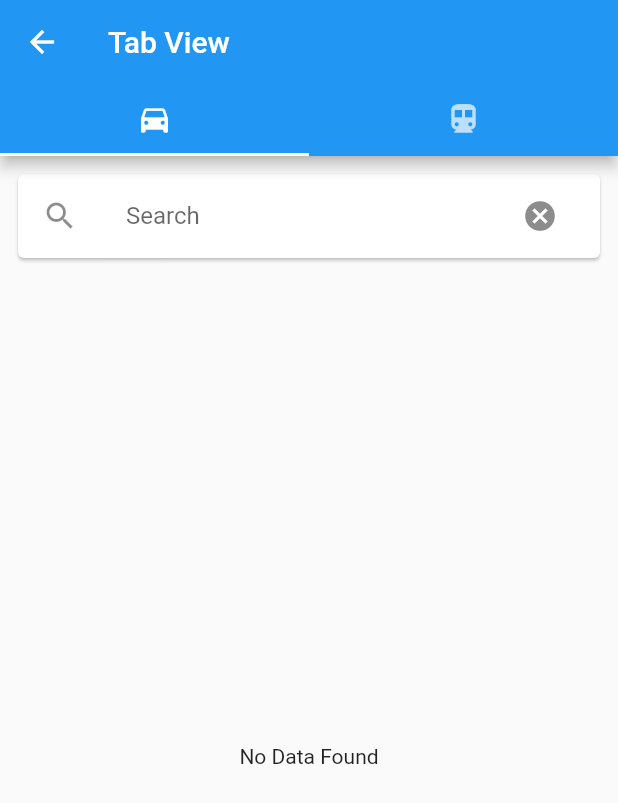
After one commit to arkkhanu/Flutter-Provider-API-Fetch, a Flutter app: the TabScreen screen opened by its route, after a tap on the "cancel" icon, on a phone screen of 412 x 824 dp. The commit adds this screen. Shown: the top 803 px of the screen. Run offline on Flutter 3.47's test engine with Material 2 defaults, Android fonts, the phone set to English and light mode, and no system bars; missing offline and left inert: dart:ffi; network calls fail.

Commit message:
Tab view and loading is added

```diff
--- a/lib/Screens/Login_Screen.dart
+++ b/lib/Screens/Login_Screen.dart
@@ -27,6 +27,11 @@ class _Login_ScreenState extends State<Login_Screen> {
               Navigator.pushNamed(context, Routes_Names.Dashboard2_Screen);
             },),
           ),
+          Center(
+            child: ElevatedButton(child: Text("TabScreen In"),onPressed: (){
+              Navigator.pushNamed(context, Routes_Names.TabScreen_Screen);
+            },),
+          ),
         ],
       ),
     ));
--- /dev/null
+++ b/lib/Screens/TabScreen.dart
@@ -0,0 +1,304 @@
+import 'dart:ffi';
+
+import 'package:flutter/material.dart';
+import 'package:flutter_api_fetch_provider/Screens/SearchWidget.dart';
+import 'package:flutter_api_fetch_provider/Services/TodoModal.dart';
+import 'package:flutter_api_fetch_provider/Services/Todo_Provider.dart';
+import 'package:provider/provider.dart';
+
+class TabScreen extends StatefulWidget {
+  @override
+  _TabScreenState createState() => _TabScreenState();
+}
+
+class _TabScreenState extends State<TabScreen> {
+  // ValueChanged<String> searchTodo;
+  List<TodoModal> _searchResult = [];
+  List<TodoModal> _searchResult2 = [];
+  TextEditingController controller = new TextEditingController();
+  TextEditingController controller2 = new TextEditingController();
+
+  // String _quryTodo = "";
+  Todo_Provider _todo_provider;
+
+  /*void searchTodo(String _qury) {
+    if (_todo_provider.getTodoModalList.length != 0) {
+      final newTodosList = _todo_provider.getTodoModalList.where((_todoElement) {
+        final title_1 = _todoElement.title.toLowerCase();
+        final title_2_search = _qury.toLowerCase();
+        return title_1.contains(title_2_search);
+      }).toList();
+      this._todo_provider.setSearchTodoList(newTodosList);
+      */ /*setState(() {
+       this._quryTodo = _qury;
+       this._todo_provider.getTodoModalList = newTodosList;
+     });*/ /*
+    }
+  }*/
+
+  @override
+  void initState() {
+    _todo_provider = Provider.of<Todo_Provider>(context, listen: false);
+    _todo_provider.setListTodoFromNetWork();
+    super.initState();
+  }
+
+  @override
+  Widget build(BuildContext context) {
+    return DefaultTabController(
+      length: 2,
+      child: Scaffold(
+        appBar: AppBar(
+          title: Text("Tab View"),
+          bottom: TabBar(
+            tabs: [
+              Tab(icon: Icon(Icons.directions_car)),
+              Tab(icon: Icon(Icons.directions_transit)),
+            ],
+          ),
+        ),
+        body: TabBarView(
+          children: [
+            Column(
+              children: [
+                buildSearchBox(),
+                Expanded(
+                    child:  Consumer<Todo_Provider>(
+                            builder: (context, _consumer_Todo, child) {
+                              if (_consumer_Todo.getIsLoading) {
+                                return Center(
+                                  child: CircularProgressIndicator(),
+                                );
+                              } else if (_consumer_Todo.getTodoModalList.length > 0) {
+                                return  _searchResult.length != 0 || controller.text.isNotEmpty?
+                                _buildSearchList()  : buildListViewBuilder(_consumer_Todo.getTodoModalList)
+                                  /*ListView.builder(
+                                  itemCount: _consumer_Todo.getTodoModalList.length,
+                                  itemBuilder: (context, index) => Card(
+                                    child: Container(
+                                      child: Column(
+                                        children: [
+                                          Row(
+                                            mainAxisAlignment: MainAxisAlignment.spaceBetween,
+                                            children: [
+                                              Flexible(flex: 1, fit: FlexFit.tight, child: Text("User ID: ")),
+                                              Flexible(flex: 1, fit: FlexFit.tight, child: Text(_consumer_Todo.getTodoModalList[index].userId)),
+                                            ],
+                                          ),
+                                          Row(
+                                            mainAxisAlignment: MainAxisAlignment.spaceBetween,
+                                            children: [
+                                              Flexible(flex: 1, fit: FlexFit.tight, child: Text("ID: ")),
+                                              Flexible(flex: 1, fit: FlexFit.tight, child: Text(_consumer_Todo.getTodoModalList[index].id)),
+                                            ],
+                                          ),
+                                          Row(
+                                            mainAxisAlignment: MainAxisAlignment.spaceBetween,
+                                            children: [
+                                              Flexible(flex: 1, fit: FlexFit.tight, child: Text("Title: ")),
+                                              Flexible(flex: 1, fit: FlexFit.tight, child: Text(_consumer_Todo.getTodoModalList[index].title)),
+                                            ],
+                                          ),
+                                          Row(
+                                            mainAxisAlignment: MainAxisAlignment.spaceBetween,
+                                            children: [
+                                              Flexible(flex: 1, fit: FlexFit.tight, child: Text("Completed: ")),
+                                              Flexible(
+                                                flex: 1,
+                                                fit: FlexFit.tight,
+                                                child: Text(
+                                                  _consumer_Todo.getTodoModalList[index].completed,
+                                                  style: TextStyle(
+                                                      color: _consumer_Todo.getTodoModalList[index].completed == "true" ? Colors.green : Colors.red),
+                                                ),
+                                              ),
+                                            ],
+                                          ),
+                                        ],
+                                      ),
+                                    ),
+                                  ),
+                                )*/;
+                              } else {
+                                return Center(
+                                    child: InkWell(
+                                        onTap: () {
+                                          _todo_provider.setListTodoFromNetWork();
+                                          _todo_provider.setIsLoading(true);
+                                        },
+                                        child: Text("No Data Found")));
+                              }
+                            },
+                          )
+                       ),
+              ],
+            ),
+            Column(
+              children: [
+                buildSearchBox2(),
+                Expanded(
+                    child:  Consumer<Todo_Provider>(
+                            builder: (context, _consumer_Todo, child) {
+                              if (_consumer_Todo.getIsLoading) {
+                                return Center(
+                                  child: CircularProgressIndicator(),
+                                );
+                              } else if (_consumer_Todo.getTodoModalList.length > 0) {
+                                return _searchResult2.length != 0 || controller2.text.isNotEmpty?
+                                _buildSearchList2()  : buildListViewBuilder(_consumer_Todo.getTodoModalList);
+
+                              } else {
+                                return Center(
+                                    child: InkWell(
+                                        onTap: () {
+                                          _todo_provider.setListTodoFromNetWork();
+                                          _todo_provider.setIsLoading(true);
+                                        },
+                                        child: Text("No Data Found")));
+                              }
+                            },
+                          )
+                        ),
+              ],
+            ),
+          ],
+        ),
+        // resizeToAvoidBottomInset: true,
+      ),
+    );
+  }
+
+  Widget _buildSearchList() {
+    return buildListViewBuilder(_searchResult);
+  }
+  Widget _buildSearchList2() {
+    return buildListViewBuilder(_searchResult2);
+  }
+
+  Widget buildListViewBuilder(List<TodoModal> _listModel) {
+    return ListView.builder(
+      itemCount: _listModel.length,
+      itemBuilder: (context, index) => Card(
+        child: Container(
+          child: Column(
+            children: [
+              Row(
+                mainAxisAlignment: MainAxisAlignment.spaceBetween,
+                children: [
+                  Flexible(flex: 1, fit: FlexFit.tight, child: Text("User ID: ")),
+                  Flexible(flex: 1, fit: FlexFit.tight, child: Text(_listModel[index].userId)),
+                ],
+              ),
+              Row(
+                mainAxisAlignment: MainAxisAlignment.spaceBetween,
+                children: [
+                  Flexible(flex: 1, fit: FlexFit.tight, child: Text("ID: ")),
+                  Flexible(flex: 1, fit: FlexFit.tight, child: Text(_listModel[index].id)),
+                ],
+              ),
+              Row(
+                mainAxisAlignment: MainAxisAlignment.spaceBetween,
+                children: [
+                  Flexible(flex: 1, fit: FlexFit.tight, child: Text("Title: ")),
+                  Flexible(flex: 1, fit: FlexFit.tight, child: Text(_listModel[index].title)),
+                ],
+              ),
+              Row(
+                mainAxisAlignment: MainAxisAlignment.spaceBetween,
+                children: [
+                  Flexible(flex: 1, fit: FlexFit.tight, child: Text("Completed: ")),
+                  Flexible(
+                    flex: 1,
+                    fit: FlexFit.tight,
+                    child: Text(
+                      _listModel[index].completed,
+                      style: TextStyle(color: _listModel[index].completed == "true" ? Colors.green : Colors.red),
+                    ),
+                  ),
+                ],
+              ),
+            ],
+          ),
+        ),
+      ),
+    );
+  }
+
+  Widget buildSearchBox() {
+    return Padding(
+      padding: const EdgeInsets.all(8.0),
+      child: new Card(
+        child: new ListTile(
+          leading: new Icon(Icons.search),
+          title: new TextField(
+            controller: controller,
+            decoration: new InputDecoration(hintText: 'Search', border: InputBorder.none),
+            onChanged: onSearchTextChanged,
+          ),
+          trailing: new IconButton(
+            icon: new Icon(Icons.cancel),
+            onPressed: () {
+              controller.clear();
+              onSearchTextChanged('');
+            },
+          ),
+        ),
+      ),
+    );
+  }
+  Widget buildSearchBox2() {
+    return Padding(
+      padding: const EdgeInsets.all(8.0),
+      child: new Card(
+        child: new ListTile(
+          leading: new Icon(Icons.search),
+          title: new TextField(
+            controller: controller2,
+            decoration: new InputDecoration(hintText: 'Search', border: InputBorder.none),
+            onChanged: onSearchTextChanged2,
+          ),
+          trailing: new IconButton(
+            icon: new Icon(Icons.cancel),
+            onPressed: () {
+              controller2.clear();
+              onSearchTextChanged2('');
+            },
+          ),
+        ),
+      ),
+    );
+  }
+
+
+ void onSearchTextChanged(String text) async {
+    _searchResult.clear();
+    if (text.isEmpty) {
+      setState(() {});
+      return;
+    }
+    if (_todo_provider.getTodoModalList.isNotEmpty) {
+      _todo_provider.getTodoModalList.forEach((userDetail) {
+        if (userDetail.title.toLowerCase().contains(text.toLowerCase()) || userDetail.id.contains(text)) {
+          _searchResult.add(userDetail);
+        }
+      });
+      setState(() {});
+    }
+  }
+
+ void onSearchTextChanged2(String text) async {
+    _searchResult2.clear();
+    if (text.isEmpty) {
+      setState(() {});
+      return;
+    }
+    if (_todo_provider.getTodoModalList.isNotEmpty) {
+      _todo_provider.getTodoModalList.forEach((userDetail) {
+        if (userDetail.title.toLowerCase().contains(text.toLowerCase()) || userDetail.id.contains(text)) {
+          _searchResult2.add(userDetail);
+        }
+      });
+      setState(() {});
+    }
+  }
+}
--- a/lib/Services/Routes_Names.dart
+++ b/lib/Services/Routes_Names.dart
@@ -4,4 +4,5 @@ class Routes_Names{
   static String Login_Screen = "/Login_Screen";
   static String Dashboard1_Screen = "/Dashboard1_Screen";
   static String Dashboard2_Screen = "/Dashboard2_Screen";
+  static String TabScreen_Screen = "/TabScreen_Screen";
 }
--- a/lib/Services/Todo_Provider.dart
+++ b/lib/Services/Todo_Provider.dart
@@ -5,43 +5,15 @@ import 'package:flutter_api_fetch_provider/Services/API_Fetch.dart';
 import 'package:flutter_api_fetch_provider/Services/TodoModal.dart';
 
 class Todo_Provider with ChangeNotifier {
-  /*TodoModal _todoModal;
 
-  TodoModal get getTodoModal => _todoModal;
+  bool _isLoading = false;
 
-  Future<TodoModal> getTodoFromNetwork() async {
-    _todoModal = null;
-    String response;
-    response = await API_Fetch.fetchSingleTodo();
-    print("get");
-    if (response != null) {
-      if (response != "NetworkError" && response != "SocketError" && response != "null") {
-        */ /*Iterable l = jsonDecode(response);
-        var asd = List<TodoModal>.from(l.map((e) => TodoModal.fromJson(e)));*/ /*
-       TodoModal _tempTodo = TodoModal.fromJson(jsonDecode(response));
-       _tempTodo != null ? _todoModal = _tempTodo : _todoModal = null;
-       print("response :"+_todoModal.title);
-       return _todoModal;
-      }
-      else {
-        if (response == "NetworkError") {
-          print("NetWork Error");
-          return null;
-        }
-        else {
-          print("Socket Error");
-          return null;
-        }
-      }
-    }
-    return _todoModal;
+  bool get getIsLoading => _isLoading;
+
+  void setIsLoading(bool _val){
+    _isLoading = _val;
+    notifyListeners();
   }
-
-  Future<void> setTodoFromNetwork() async {
-    await getTodoFromNetwork();
-    print("Set");
-    notifyListeners();
-  }*/
 
   TodoModal _todoModal;
 
@@ -59,9 +31,6 @@ class Todo_Provider with ChangeNotifier {
       if (response != "NetworkError" &&
           response != "SocketError" &&
           response != "null") {
-        // print("response:"+jsonDecode(response).toString());
-        // Iterable l = jsonDecode(response);
-        // _ = List<TodoModal>.from(l.map((e) => TodoModal.fromJson(e)));
         _ = List<TodoModal>.from(jsonDecode(response).map((e) => TodoModal.fromJson(e)));
         print("---Length:" + _.length.toString());
         return _ != null ? _ : null;
@@ -89,12 +58,16 @@ class Todo_Provider with ChangeNotifier {
   setListTodoFromNetWork() async {
     print("set");
     _todoModalList = [];
+    _isLoading = true;
     List<TodoModal> _ = await getTodoListFromNetWork();
+    _isLoading = false;
     if (_ != null) {
+      // _isLoading = false;
       _todoModalList = _;
       print("if-Set1" + _.toString());
       notifyListeners();
     } else {
+      // _isLoading = false;
       _todoModalList = [];
       print("else-Set1" + _.toString());
       notifyListeners();
@@ -116,8 +89,17 @@ class Todo_Provider with ChangeNotifier {
     }
   }
 
+
+
+
+ /* setSearchTodoList(List<TodoModal> _list){
+    _todoModalList = _list;
+    notifyListeners();
+  }*/
+
   void disposeing() {
     _todoModal = null;
     _todoModalList = [];
+    _isLoading = false;
   }
 }
--- a/lib/main.dart
+++ b/lib/main.dart
@@ -2,6 +2,7 @@ import 'package:flutter/material.dart';
 import 'package:flutter_api_fetch_provider/Screens/Dashboard1_Screen.dart';
 import 'package:flutter_api_fetch_provider/Screens/Dashboard2_Screen.dart';
 import 'package:flutter_api_fetch_provider/Screens/Login_Screen.dart';
+import 'package:flutter_api_fetch_provider/Screens/TabScreen.dart';
 import 'package:flutter_api_fetch_provider/Services/Routes_Names.dart';
 import 'package:flutter_api_fetch_provider/Services/Todo_Provider.dart';
 import 'package:provider/provider.dart';
@@ -26,6 +27,7 @@ class MyApp extends StatelessWidget {
         Routes_Names.Login_Screen : (context) => Login_Screen(),
         Routes_Names.Dashboard1_Screen : (context) => Dashboard1_Screen(),
         Routes_Names.Dashboard2_Screen : (context) => Dashboard2_Screen(),
+        Routes_Names.TabScreen_Screen : (context) => TabScreen(),
       },
       home: Login_Screen(),
     ),);
```
Also changed, not shown: lib/Screens/SearchWidget.dart (added, +62 -0 lines).
